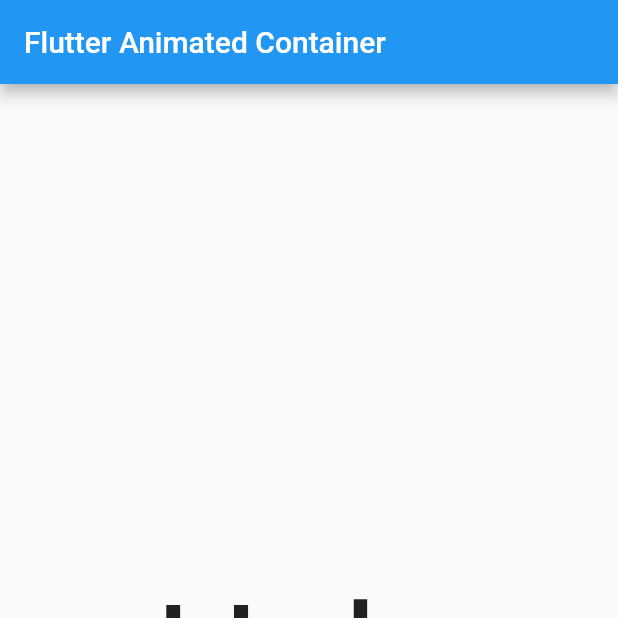
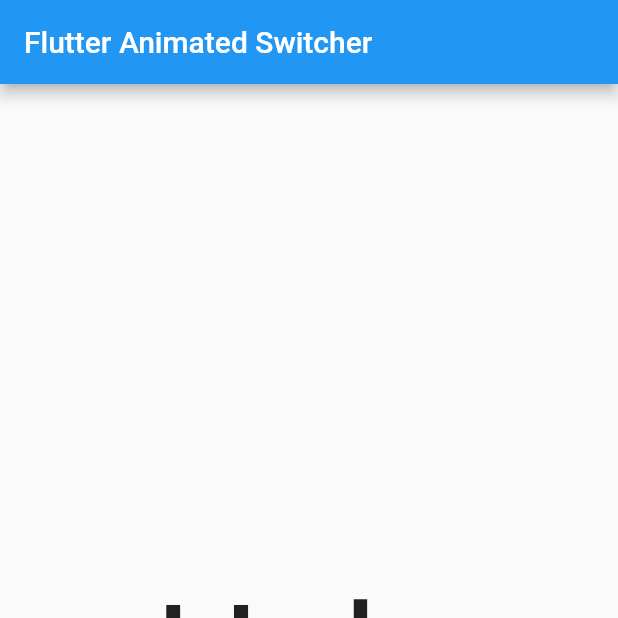
Before and after one commit to cleong98/flutter_animation, a Flutter app: the screen it shows after launch, on a phone screen of 412 x 824 dp, the top half of it. Run offline on Flutter 3.47's test engine with Material 2 defaults, Android fonts, the phone set to English and light mode, and no system bars.

Commit message:
animated switcher example

```diff
--- a/lib/main.dart
+++ b/lib/main.dart
@@ -13,7 +13,7 @@ class MyApp extends StatelessWidget {
       theme: ThemeData(
         primarySwatch: Colors.blue,
       ),
-      home: const MyHomePage(title: 'Flutter Animated Container'),
+      home: const MyHomePage(title: 'Flutter Animated Switcher'),
     );
   }
 }
```
